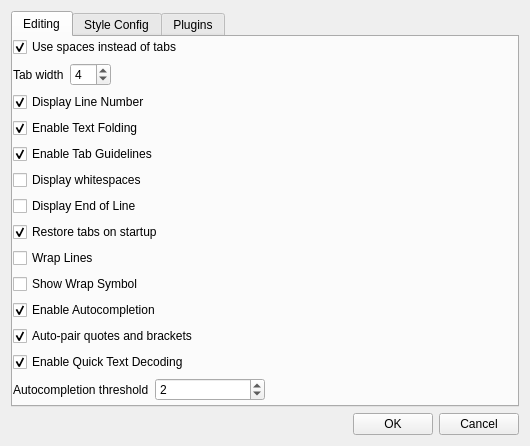
This is cc3d/twedit5/configurationdlg.ui in CompuCell3D/cc3d-twedit5 as Qt 5 draws it before an edit. The edited form follows.
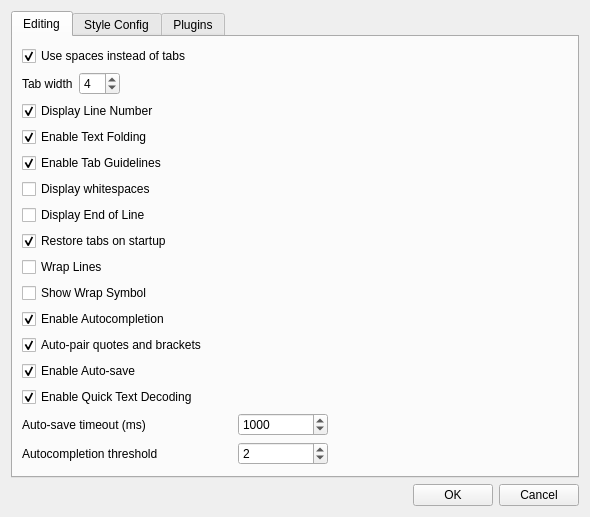
This is the edited form.

```diff
--- a/cc3d/twedit5/configurationdlg.ui
+++ b/cc3d/twedit5/configurationdlg.ui
@@ -6,8 +6,8 @@
    <rect>
     <x>0</x>
     <y>0</y>
-    <width>530</width>
-    <height>446</height>
+    <width>590</width>
+    <height>503</height>
    </rect>
   </property>
   <property name="windowTitle">
@@ -23,20 +23,8 @@
       <attribute name="title">
        <string>Editing</string>
       </attribute>
-      <layout class="QGridLayout" name="gridLayout_2">
-       <property name="leftMargin">
-        <number>0</number>
-       </property>
-       <property name="topMargin">
-        <number>0</number>
-       </property>
-       <property name="rightMargin">
-        <number>0</number>
-       </property>
-       <property name="bottomMargin">
-        <number>0</number>
-       </property>
-       <item row="0" column="0">
+      <layout class="QHBoxLayout" name="horizontalLayout_3">
+       <item>
         <layout class="QVBoxLayout" name="verticalLayout_2">
          <item>
           <layout class="QGridLayout" name="gridLayout">
@@ -187,6 +175,19 @@
              </property>
             </widget>
            </item>
+           <item>
+            <widget class="QCheckBox" name="autoSaveCheckBox">
+             <property name="toolTip">
+              <string>Automatically save modified named files after a short delay</string>
+             </property>
+             <property name="text">
+              <string>Enable Auto-save</string>
+             </property>
+             <property name="checked">
+              <bool>true</bool>
+             </property>
+            </widget>
+           </item>
            <item>
             <widget class="QCheckBox" name="quickTextDecodingCB">
              <property name="toolTip">
@@ -201,9 +202,65 @@
             </widget>
            </item>
            <item>
-            <layout class="QHBoxLayout" name="horizontalLayout_3">
-             <item>
+            <layout class="QFormLayout" name="editingOptionsFormLayout">
+             <property name="fieldGrowthPolicy">
+              <enum>QFormLayout::FieldsStayAtSizeHint</enum>
+             </property>
+             <property name="labelAlignment">
+              <set>Qt::AlignRight|Qt::AlignTrailing|Qt::AlignVCenter</set>
+             </property>
+             <property name="formAlignment">
+              <set>Qt::AlignLeading|Qt::AlignLeft|Qt::AlignTop</set>
+             </property>
+             <item row="0" column="0">
+              <widget class="QLabel" name="autoSaveIntervalLabel">
+               <property name="minimumSize">
+                <size>
+                 <width>210</width>
+                 <height>0</height>
+                </size>
+               </property>
+               <property name="toolTip">
+                <string>Delay in milliseconds after typing stops before autosave runs</string>
+               </property>
+               <property name="text">
+                <string>Auto-save timeout (ms)</string>
+               </property>
+              </widget>
+             </item>
+             <item row="0" column="1">
+              <widget class="QSpinBox" name="autoSaveIntervalSpinBox">
+               <property name="minimumSize">
+                <size>
+                 <width>90</width>
+                 <height>0</height>
+                </size>
+               </property>
+               <property name="toolTip">
+                <string>Delay in milliseconds after typing stops before autosave runs</string>
+               </property>
+               <property name="minimum">
+                <number>100</number>
+               </property>
+               <property name="maximum">
+                <number>600000</number>
+               </property>
+               <property name="singleStep">
+                <number>100</number>
+               </property>
+               <property name="value">
+                <number>1000</number>
+               </property>
+              </widget>
+             </item>
+             <item row="1" column="0">
               <widget class="QLabel" name="autocompletionLabel">
+               <property name="minimumSize">
+                <size>
+                 <width>210</width>
+                 <height>0</height>
+                </size>
+               </property>
                <property name="toolTip">
                 <string>Determines minimum number of characters after which autocompletion options will be displayed</string>
                </property>
@@ -212,8 +269,14 @@
                </property>
               </widget>
              </item>
-             <item>
+             <item row="1" column="1">
               <widget class="QSpinBox" name="autocompletionSpinBox">
+               <property name="minimumSize">
+                <size>
+                 <width>90</width>
+                 <height>0</height>
+                </size>
+               </property>
                <property name="minimum">
                 <number>1</number>
                </property>
@@ -228,7 +291,20 @@
          </item>
         </layout>
        </item>
-       <item row="0" column="1">
+       <item>
+        <spacer name="spacerItem2">
+         <property name="orientation">
+          <enum>Qt::Vertical</enum>
+         </property>
+         <property name="sizeHint" stdset="0">
+          <size>
+           <width>177</width>
+           <height>10</height>
+          </size>
+         </property>
+        </spacer>
+       </item>
+       <item>
         <spacer name="spacerItem1">
          <property name="orientation">
           <enum>Qt::Horizontal</enum>
@@ -241,19 +317,6 @@
          </property>
         </spacer>
        </item>
-       <item row="1" column="0">
-        <spacer name="spacerItem2">
-         <property name="orientation">
-          <enum>Qt::Vertical</enum>
-         </property>
-         <property name="sizeHint" stdset="0">
-          <size>
-           <width>177</width>
-           <height>10</height>
-          </size>
-         </property>
-        </spacer>
-       </item>
       </layout>
      </widget>
      <widget class="QWidget" name="tab_2">
```
Left out of the diff: 160 changed lines with no effect on the pictures.
